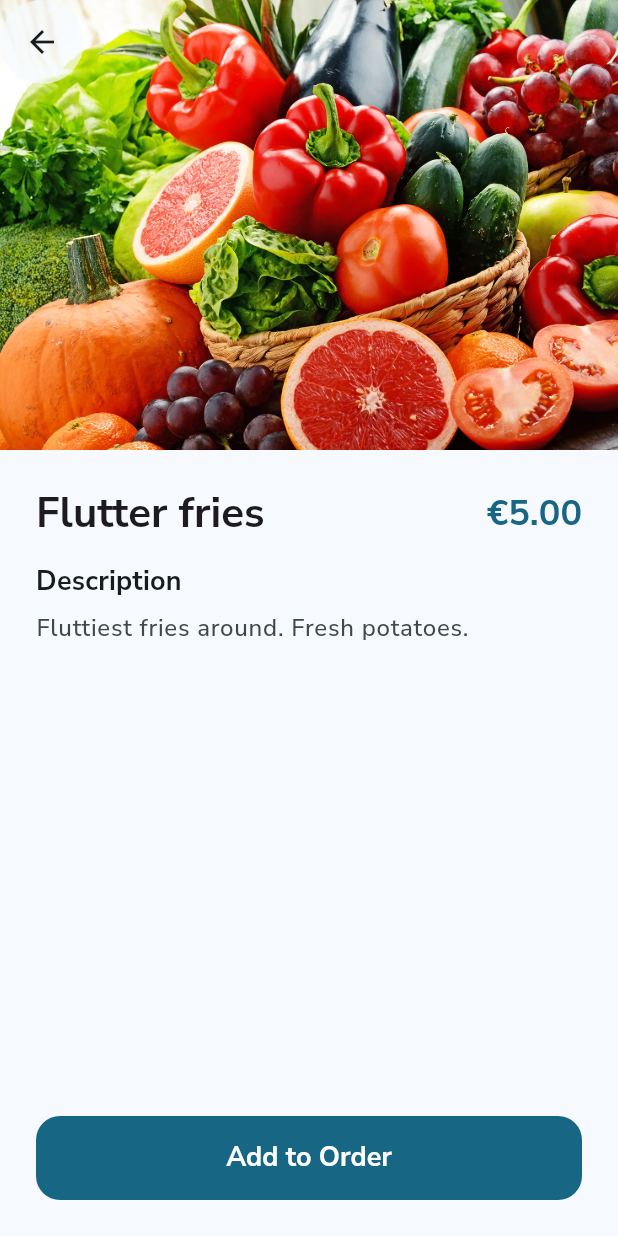
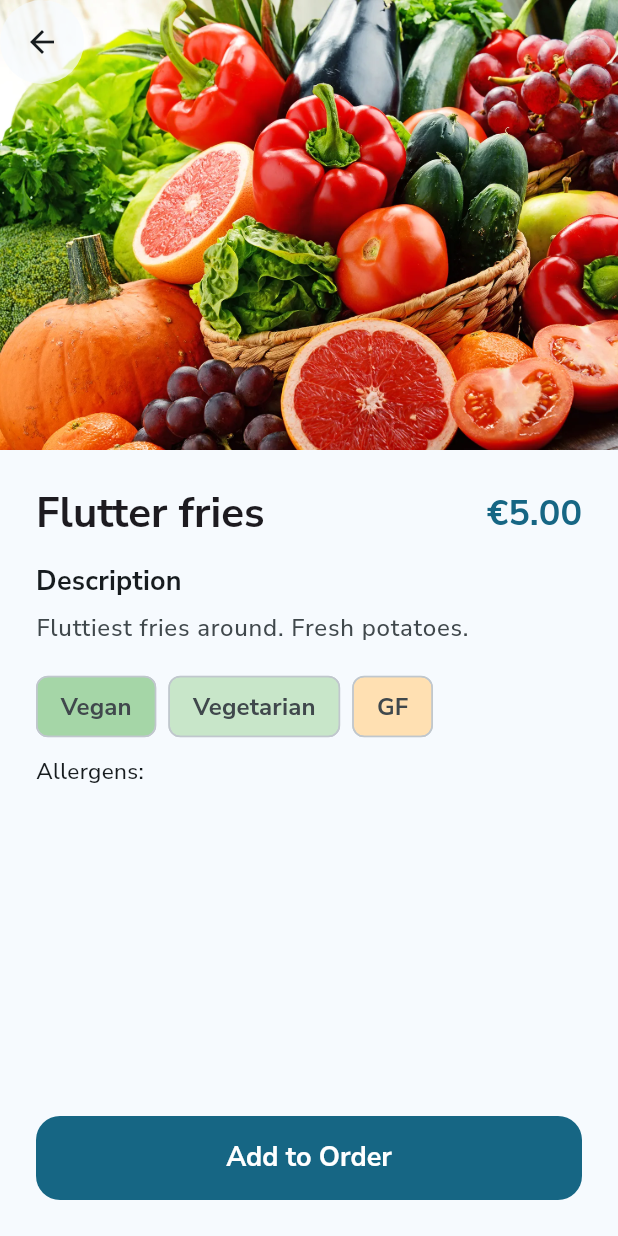
Before and after one commit to Stenation/Group10, a Flutter app: the DetailsScreen screen opened directly with sample values from the repository, on a phone screen of 412 x 824 dp. Run offline on Flutter 3.47's test engine with Material 3 defaults, Android fonts, the phone set to English and light mode, and no system bars; our stand-ins replace google_fonts.

Commit message:
Add misc details

```diff
--- a/03-restaurant-app/lib/data/menu_data.dart
+++ b/03-restaurant-app/lib/data/menu_data.dart
@@ -4,25 +4,36 @@ import '../models/menu_item.dart';
 const String loremIpsum =
     'Lorem ipsum dolor sit amet, consectetur adipiscing elit. '
     'Praesent commodo cursus magna, vel scelerisque nisl consectetur et.';
-
 const List<MenuItem> starterItems = [
   MenuItem(
     name: 'Flutter fries',
     description: "Fluttiest fries around. Fresh potatoes.",
     price: 5.0,
     imagePath: 'assets/images/menu/item.jpg',
+    isVegan: true,
+    isVegetarian: true,
+    isGlutenFree: true,
+    allergens: [],
   ),
   MenuItem(
     name: 'Backend bread',
     description: "Fluffy, fluttery bread, yummy.",
     price: 3.5,
     imagePath: 'assets/images/menu/item.jpg',
+    isVegan: true,
+    isVegetarian: true,
+    isGlutenFree: false,
+    allergens: ['Gluten'],
   ),
   MenuItem(
     name: 'Mozzarella sticks of ram',
     description: "Cheesy deliciousness",
     price: 4.0,
     imagePath: 'assets/images/menu/item.jpg',
+    isVegan: false,
+    isVegetarian: true,
+    isGlutenFree: false,
+    allergens: ['Dairy', 'Gluten'],
   ),
 ];
 
@@ -32,18 +43,30 @@ const List<MenuItem> mainCourseItems = [
     description: "Beautiful, round, pizza",
     price: 10.0,
     imagePath: 'assets/images/menu/item.jpg',
+    isVegan: false,
+    isVegetarian: true,
+    isGlutenFree: false,
+    allergens: ['Dairy', 'Gluten'],
   ),
   MenuItem(
-    name: 'Rubber duck wrap ',
+    name: 'Rubber duck wrap',
     description: "Wrapped up duck. Helps with debugging",
     price: 8.0,
     imagePath: 'assets/images/menu/item.jpg',
+    isVegan: false,
+    isVegetarian: false,
+    isGlutenFree: false,
+    allergens: ['Gluten', 'Soy'],
   ),
   MenuItem(
     name: 'Barbe-queue burger',
     description: "One at time, it's that popular",
     price: 9.0,
     imagePath: 'assets/images/menu/item.jpg',
+    isVegan: false,
+    isVegetarian: false,
+    isGlutenFree: false,
+    allergens: ['Gluten', 'Dairy', 'Mustard'],
   ),
 ];
 
@@ -53,12 +76,20 @@ const List<MenuItem> dessertItems = [
     description: "Smooth, velvety, delicious",
     price: 5.0,
     imagePath: 'assets/images/menu/item.jpg',
+    isVegan: false,
+    isVegetarian: true,
+    isGlutenFree: true,
+    allergens: ['Dairy', 'Nuts'],
   ),
   MenuItem(
     name: 'Raspberry pi',
     description: "Versatile, little piece of deliciousness",
     price: 6.0,
     imagePath: 'assets/images/menu/item.jpg',
+    isVegan: true,
+    isVegetarian: true,
+    isGlutenFree: false,
+    allergens: ['Gluten'],
   ),
 ];
 
@@ -68,18 +99,30 @@ const List<MenuItem> drinkItems = [
     description: "If you're boring",
     price: 2.0,
     imagePath: 'assets/images/menu/item.jpg',
+    isVegan: true,
+    isVegetarian: true,
+    isGlutenFree: true,
+    allergens: [],
   ),
   MenuItem(
     name: 'Wine',
     description: "Cherry wine",
     price: 6.0,
     imagePath: 'assets/images/menu/item.jpg',
+    isVegan: true,
+    isVegetarian: true,
+    isGlutenFree: true,
+    allergens: ['Sulphites'],
   ),
   MenuItem(
     name: 'Beer',
     description: "Karhu",
     price: 5.0,
     imagePath: 'assets/images/menu/item.jpg',
+    isVegan: true,
+    isVegetarian: true,
+    isGlutenFree: false,
+    allergens: ['Gluten'],
   ),
 ];
 
--- a/03-restaurant-app/lib/models/menu_item.dart
+++ b/03-restaurant-app/lib/models/menu_item.dart
@@ -2,6 +2,10 @@ class MenuItem {
   final String name;
   final String description;
   final double price;
+  final bool isVegan;
+  final bool isVegetarian;
+  final bool isGlutenFree;
+  final List<String> allergens;
   final String imagePath;
 
   const MenuItem({
@@ -9,5 +13,9 @@ class MenuItem {
     required this.description,
     required this.price,
     required this.imagePath,
+    this.isVegan = false,
+    this.isVegetarian = false,
+    this.isGlutenFree = false,
+    this.allergens = const [],
   });
 }
--- a/03-restaurant-app/lib/presentation/screens/details_screen.dart
+++ b/03-restaurant-app/lib/presentation/screens/details_screen.dart
@@ -82,6 +82,34 @@ class DetailsScreen extends StatelessWidget {
                       height: 1.5,
                     ),
                   ),
+
+                  const SizedBox(height: 16),
+
+                  Wrap(
+                    spacing: 8,
+                    children: [
+                      if (item.isVegan)
+                        Chip(
+                          label: Text('Vegan'),
+                          backgroundColor: Colors.green.shade200,
+                        ),
+                      if (item.isVegetarian)
+                        Chip(
+                          label: Text('Vegetarian'),
+                          backgroundColor: Colors.green.shade100,
+                        ),
+                      if (item.isGlutenFree)
+                        Chip(
+                          label: Text('GF'),
+                          backgroundColor: Colors.orange.shade100,
+                        ),
+                    ],
+                  ),
+                  Padding(
+                    padding: const EdgeInsets.only(top: 8.0),
+                    child: Text('Allergens: ${item.allergens.join(", ")}'),
+                  ),
+
                   const Spacer(),
 
                   SizedBox(
```
